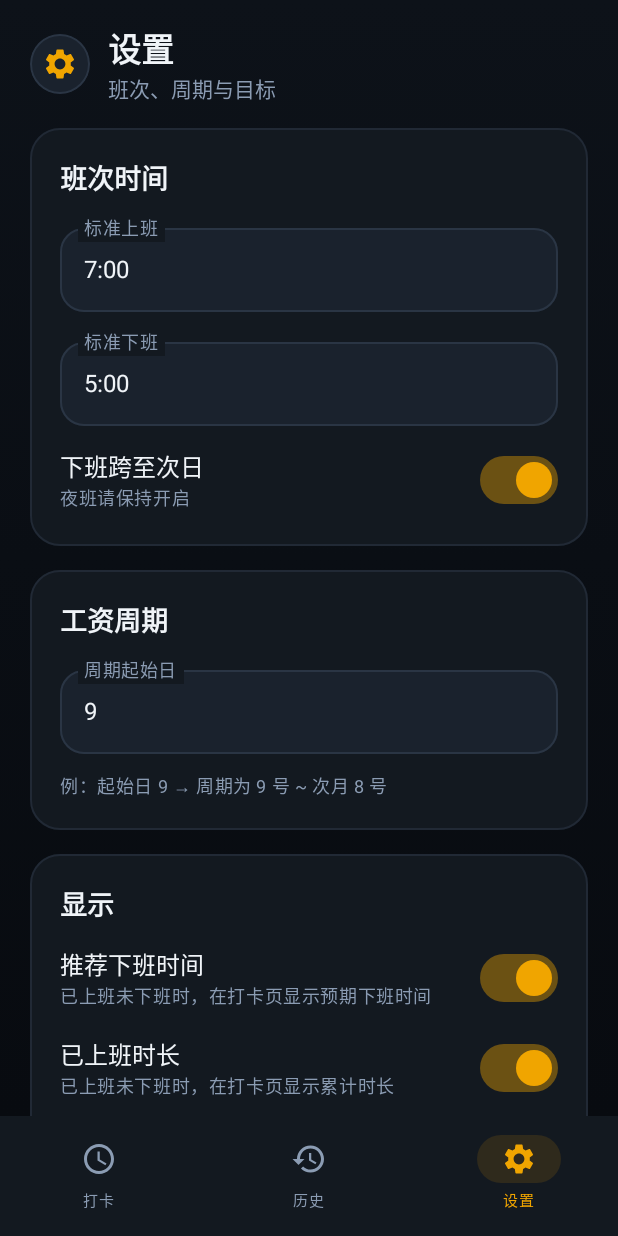
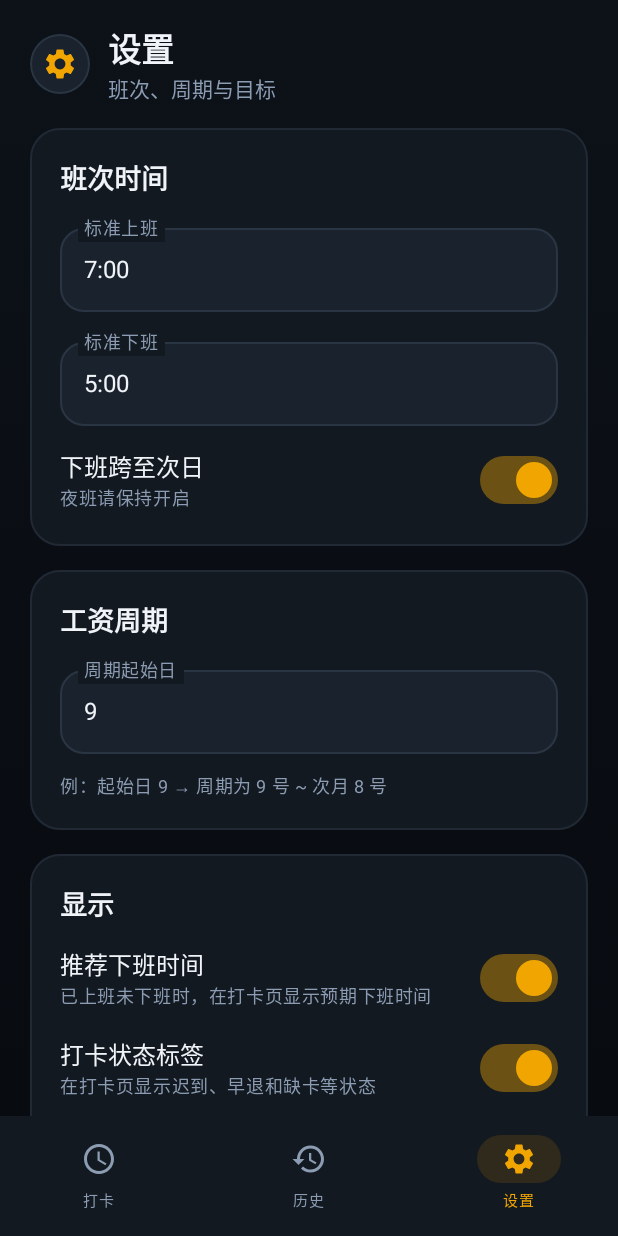
Before and after one commit to AvariceZhao/ShiftLog, an Android app built with Jetpack Compose: the screen it shows after launch (MainActivity), item 3 of the bottom bar chosen, on a phone screen of 412 x 824 dp. Run offline under Robolectric (Android 15) with nearby library versions, the phone set to English and light mode, and no system bars; our stand-ins replace Room's generated code; pictures from the network do not load; 16 statements that could not run were skipped.

Commit message:
Release v1.1.3

```diff
--- a/app/build.gradle.kts
+++ b/app/build.gradle.kts
@@ -17,8 +17,8 @@ android {
         applicationId = "com.clockin.app"
         minSdk = 28
         targetSdk = 34
-        versionCode = 14
-        versionName = "1.1.2"
+        versionCode = 15
+        versionName = "1.1.3"
     }
 
     signingConfigs {
--- a/app/src/main/java/com/clockin/app/data/SettingsRepository.kt
+++ b/app/src/main/java/com/clockin/app/data/SettingsRepository.kt
@@ -27,6 +27,8 @@ class SettingsRepository(private val context: Context) {
     private val calendarHoursDecimalPlacesKey = intPreferencesKey("calendar_hours_decimal_places")
     private val showExpectedClockOutKey = booleanPreferencesKey("show_expected_clock_out")
     private val showElapsedWorkTimeKey = booleanPreferencesKey("show_elapsed_work_time")
+    private val showPunchStatusKey = booleanPreferencesKey("show_punch_status")
+    private val showHomeTargetProgressKey = booleanPreferencesKey("show_home_target_progress")
     private val showHistoryCycleSummaryKey = booleanPreferencesKey("show_history_cycle_summary")
 
     private val timeFormatter = DateTimeFormatter.ofPattern("HH:mm")
@@ -44,6 +46,8 @@ class SettingsRepository(private val context: Context) {
             calendarHoursDecimalPlaces = (prefs[calendarHoursDecimalPlacesKey] ?: 1).coerceIn(1, 2),
             showExpectedClockOut = prefs[showExpectedClockOutKey] ?: true,
             showElapsedWorkTime = prefs[showElapsedWorkTimeKey] ?: true,
+            showPunchStatus = prefs[showPunchStatusKey] ?: true,
+            showHomeTargetProgress = prefs[showHomeTargetProgressKey] ?: true,
             showHistoryCycleSummary = prefs[showHistoryCycleSummaryKey] ?: true,
         )
     }
@@ -59,6 +63,8 @@ class SettingsRepository(private val context: Context) {
             prefs[calendarHoursDecimalPlacesKey] = settings.calendarHoursDecimalPlaces.coerceIn(1, 2)
             prefs[showExpectedClockOutKey] = settings.showExpectedClockOut
             prefs[showElapsedWorkTimeKey] = settings.showElapsedWorkTime
+            prefs[showPunchStatusKey] = settings.showPunchStatus
+            prefs[showHomeTargetProgressKey] = settings.showHomeTargetProgress
             prefs[showHistoryCycleSummaryKey] = settings.showHistoryCycleSummary
         }
     }
--- a/app/src/main/java/com/clockin/app/domain/BackupData.kt
+++ b/app/src/main/java/com/clockin/app/domain/BackupData.kt
@@ -43,6 +43,8 @@ object BackupExporter {
         put("calendarHoursDecimalPlaces", settings.calendarHoursDecimalPlaces)
         put("showExpectedClockOut", settings.showExpectedClockOut)
         put("showElapsedWorkTime", settings.showElapsedWorkTime)
+        put("showPunchStatus", settings.showPunchStatus)
+        put("showHomeTargetProgress", settings.showHomeTargetProgress)
         put("showHistoryCycleSummary", settings.showHistoryCycleSummary)
     }
 
@@ -106,6 +108,8 @@ object BackupImporter {
         calendarHoursDecimalPlaces = json.optInt("calendarHoursDecimalPlaces", 1).coerceIn(1, 2),
         showExpectedClockOut = json.optBoolean("showExpectedClockOut", true),
         showElapsedWorkTime = json.optBoolean("showElapsedWorkTime", true),
+        showPunchStatus = json.optBoolean("showPunchStatus", true),
+        showHomeTargetProgress = json.optBoolean("showHomeTargetProgress", true),
         showHistoryCycleSummary = json.optBoolean("showHistoryCycleSummary", true),
     )
 
--- a/app/src/main/java/com/clockin/app/domain/Models.kt
+++ b/app/src/main/java/com/clockin/app/domain/Models.kt
@@ -19,6 +19,10 @@ data class AppSettings(
     val showExpectedClockOut: Boolean = true,
     /** 打卡页是否显示当前班次已上班时长 */
     val showElapsedWorkTime: Boolean = true,
+    /** 打卡页是否显示迟到、早退等状态标签 */
+    val showPunchStatus: Boolean = true,
+    /** 打卡页是否显示当前周期的目标进度卡片 */
+    val showHomeTargetProgress: Boolean = true,
     /** 历史页是否显示当前周期的汇总卡片 */
     val showHistoryCycleSummary: Boolean = true,
 )
--- a/app/src/main/java/com/clockin/app/ui/components/TargetProgressCard.kt
+++ b/app/src/main/java/com/clockin/app/ui/components/TargetProgressCard.kt
@@ -1,5 +1,6 @@
 package com.clockin.app.ui.components
 
+import androidx.compose.foundation.background
 import androidx.compose.foundation.layout.Arrangement
 import androidx.compose.foundation.layout.Column
 import androidx.compose.foundation.layout.Row
@@ -11,6 +12,7 @@ import androidx.compose.material3.Text
 import androidx.compose.runtime.Composable
 import androidx.compose.ui.Alignment
 import androidx.compose.ui.Modifier
+import androidx.compose.ui.draw.clip
 import androidx.compose.ui.text.TextStyle
 import androidx.compose.ui.text.font.FontFamily
 import androidx.compose.ui.text.font.FontWeight
@@ -39,6 +41,11 @@ fun TargetProgressCard(progress: TargetProgress, modifier: Modifier = Modifier)
             verticalArrangement = Arrangement.spacedBy(16.dp),
         ) {
             Row(
+                modifier = Modifier.fillMaxWidth(),
+                verticalAlignment = Alignment.CenterVertically,
+                horizontalArrangement = Arrangement.SpaceBetween,
+            ) {
+                Row(
                     verticalAlignment = Alignment.CenterVertically,
                     horizontalArrangement = Arrangement.spacedBy(8.dp),
                 ) {
@@ -48,6 +55,18 @@ fun TargetProgressCard(progress: TargetProgress, modifier: Modifier = Modifier)
                         tint = MaterialTheme.colorScheme.primary,
                     )
                     Text("目标进度", style = MaterialTheme.typography.titleLarge)
+                }
+                if (progress.isTargetMet) {
+                    Text(
+                        "✓ 已达成",
+                        modifier = Modifier
+                            .clip(MaterialTheme.shapes.small)
+                            .background(MaterialTheme.colorScheme.primary.copy(alpha = 0.14f))
+                            .padding(horizontal = 8.dp, vertical = 4.dp),
+                        style = MaterialTheme.typography.labelMedium,
+                        color = MaterialTheme.colorScheme.primary,
+                    )
+                }
             }
 
             ProgressBar(
@@ -69,12 +88,6 @@ fun TargetProgressCard(progress: TargetProgress, modifier: Modifier = Modifier)
             )
 
             Column(verticalArrangement = Arrangement.spacedBy(12.dp)) {
-                StatRow(
-                    label = "剩余",
-                    value = "${StatsCalculator.formatRemainingDays(progress.remainingDays)} · " +
-                        StatsCalculator.formatRemainingHours(progress.remainingHours),
-                )
-
                 MetricWithFormula(
                     label = "当前日均",
                     formula = "已累计工时 ÷ 已打卡天数",
@@ -82,6 +95,27 @@ fun TargetProgressCard(progress: TargetProgress, modifier: Modifier = Modifier)
                     highlight = progress.currentDailyAvg != null,
                 )
 
+                if (progress.isTargetMet) {
+                    StatRow(
+                        label = "超额出勤",
+                        value = StatsCalculator.formatRemainingDays(progress.remainingDays),
+                        highlight = progress.remainingDays < 0,
+                    )
+                    StatRow(
+                        label = "超额工时",
+                        value = formatCompletedHours(progress.remainingHours),
+                        highlight = progress.remainingHours < 0,
+                    )
+                    StatRow(
+                        label = "本周期剩余",
+                        value = "${progress.cycleDaysRemaining} 天",
+                    )
+                } else {
+                    StatRow(
+                        label = "剩余",
+                        value = "${StatsCalculator.formatRemainingDays(progress.remainingDays)} · " +
+                            StatsCalculator.formatRemainingHours(progress.remainingHours),
+                    )
                     MetricWithFormula(
                         label = "所需日均（按目标出勤）",
                         formula = if (progress.daysTargetMetHoursNotMet) {
@@ -112,6 +146,14 @@ fun TargetProgressCard(progress: TargetProgress, modifier: Modifier = Modifier)
                 }
             }
         }
+    }
+}
+
+private fun formatCompletedHours(remainingHours: Double): String = when {
+    remainingHours == 0.0 -> "0.0h"
+    remainingHours < 0 && -remainingHours < 0.05 -> "+<0.1h"
+    remainingHours < 0 -> "+${"%.1f".format(-remainingHours)}h"
+    else -> "${"%.1f".format(remainingHours)}h"
 }
 
 @Composable
--- a/app/src/main/java/com/clockin/app/ui/settings/SettingsScreen.kt
+++ b/app/src/main/java/com/clockin/app/ui/settings/SettingsScreen.kt
@@ -69,6 +69,8 @@ private data class SettingsForm(
     val calendarHoursDecimalPlaces: Int,
     val showExpectedClockOut: Boolean,
     val showElapsedWorkTime: Boolean,
+    val showPunchStatus: Boolean,
+    val showHomeTargetProgress: Boolean,
     val showHistoryCycleSummary: Boolean,
 ) {
     companion object {
@@ -82,6 +84,8 @@ private data class SettingsForm(
             calendarHoursDecimalPlaces = settings.calendarHoursDecimalPlaces,
             showExpectedClockOut = settings.showExpectedClockOut,
             showElapsedWorkTime = settings.showElapsedWorkTime,
+            showPunchStatus = settings.showPunchStatus,
+            showHomeTargetProgress = settings.showHomeTargetProgress,
             showHistoryCycleSummary = settings.showHistoryCycleSummary,
         )
     }
@@ -324,6 +328,58 @@ fun SettingsScreen(
                         verticalAlignment = Alignment.CenterVertically,
                     ) {
                         Column(modifier = Modifier.weight(1f)) {
+                            Text("打卡状态标签", style = MaterialTheme.typography.bodyLarge)
+                            Text(
+                                "在打卡页显示迟到、早退和缺卡等状态",
+                                style = MaterialTheme.typography.bodySmall,
+                                color = TextSecondary,
+                            )
+                        }
+                        Switch(
+                            checked = form.showPunchStatus,
+                            onCheckedChange = { checked ->
+                                form = form.copy(showPunchStatus = checked)
+                                viewModel.update { it.copy(showPunchStatus = checked) }
+                                markSaved()
+                            },
+                            colors = SwitchDefaults.colors(
+                                checkedThumbColor = AmberPrimary,
+                                checkedTrackColor = AmberPrimary.copy(alpha = 0.4f),
+                            ),
+                        )
+                    }
+                    Row(
+                        modifier = Modifier.fillMaxWidth(),
+                        horizontalArrangement = Arrangement.SpaceBetween,
+                        verticalAlignment = Alignment.CenterVertically,
+                    ) {
+                        Column(modifier = Modifier.weight(1f)) {
+                            Text("目标进度", style = MaterialTheme.typography.bodyLarge)
+                            Text(
+                                "在打卡页显示当前周期的目标进度",
+                                style = MaterialTheme.typography.bodySmall,
+                                color = TextSecondary,
+                            )
+                        }
+                        Switch(
+                            checked = form.showHomeTargetProgress,
+                            onCheckedChange = { checked ->
+                                form = form.copy(showHomeTargetProgress = checked)
+                                viewModel.update { it.copy(showHomeTargetProgress = checked) }
+                                markSaved()
+                            },
+                            colors = SwitchDefaults.colors(
+                                checkedThumbColor = AmberPrimary,
+                                checkedTrackColor = AmberPrimary.copy(alpha = 0.4f),
+                            ),
+                        )
+                    }
+                    Row(
+                        modifier = Modifier.fillMaxWidth(),
+                        horizontalArrangement = Arrangement.SpaceBetween,
+                        verticalAlignment = Alignment.CenterVertically,
+                    ) {
+                        Column(modifier = Modifier.weight(1f)) {
                             Text("已上班时长", style = MaterialTheme.typography.bodyLarge)
                             Text(
                                 "已上班未下班时，在打卡页显示累计时长",
```
Also changed, not shown: app/src/main/java/com/clockin/app/ui/components/SimpleMarkdownText.kt (+8 -2 lines), app/src/main/java/com/clockin/app/ui/home/HomeScreen.kt (+9 -1 lines), 1 other file. Lines whose indentation alone changed are shown as unchanged.
